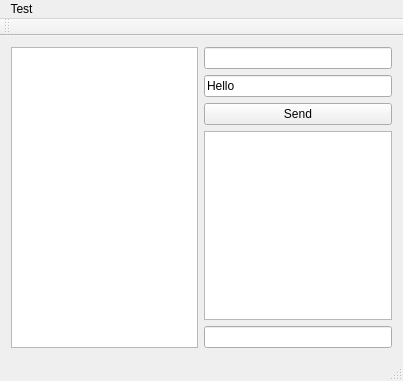
Old version of the form ONNMainNetClient/mainwindow.ui in the repository fenixnix/Causation-Chain.
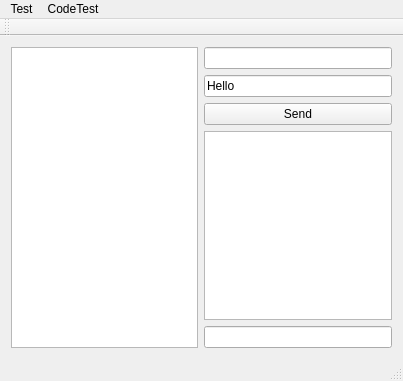
New version of the form.

Diff of the .ui file:
```diff
--- a/ONNMainNetClient/mainwindow.ui
+++ b/ONNMainNetClient/mainwindow.ui
@@ -53,7 +53,7 @@
      <x>0</x>
      <y>0</y>
      <width>403</width>
-     <height>25</height>
+     <height>28</height>
     </rect>
    </property>
    <widget class="QMenu" name="menuTest">
@@ -65,7 +65,15 @@
     <addaction name="actionRequire_NAT"/>
     <addaction name="actionOnnRequire"/>
    </widget>
+   <widget class="QMenu" name="menuCodeTest">
+    <property name="title">
+     <string>CodeTest</string>
+    </property>
+    <addaction name="actionStart"/>
+    <addaction name="actionCheck"/>
+   </widget>
    <addaction name="menuTest"/>
+   <addaction name="menuCodeTest"/>
   </widget>
   <widget class="QToolBar" name="mainToolBar">
    <attribute name="toolBarArea">
```
Left out of the diff: 10 changed lines with no effect on the pictures.
